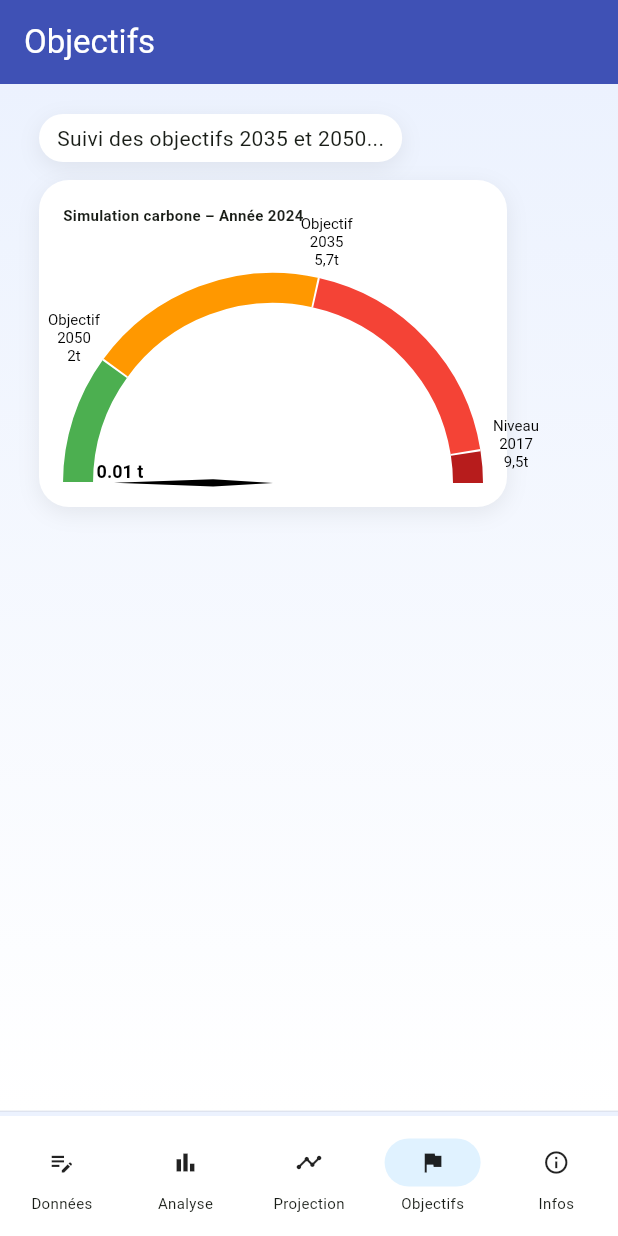
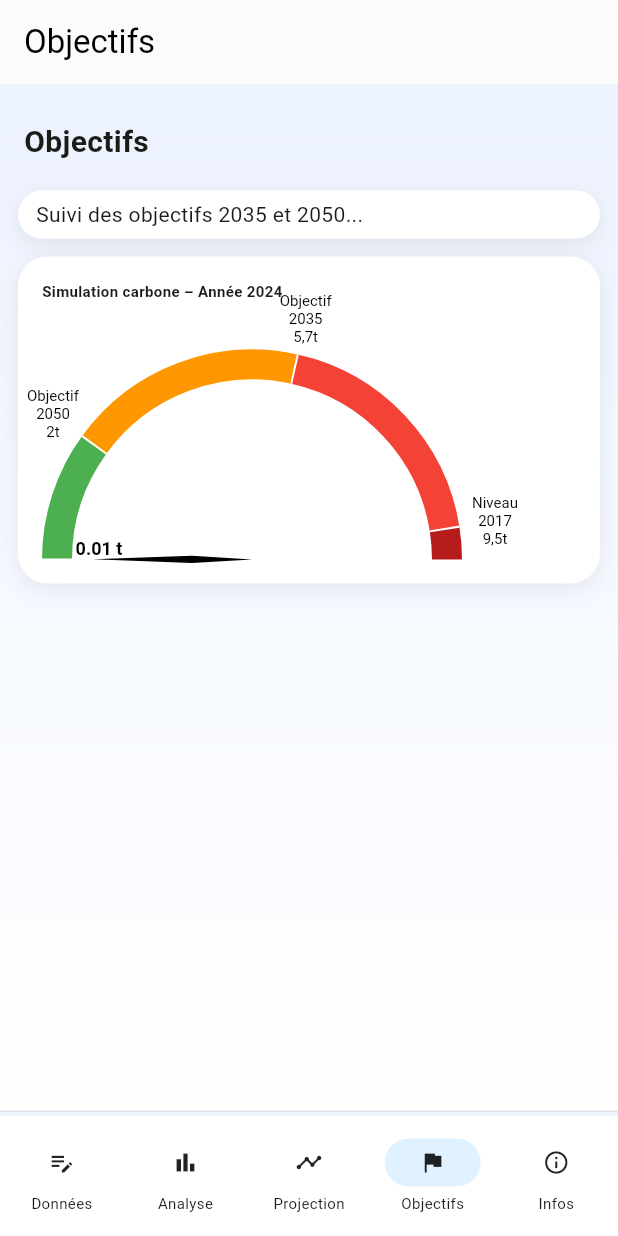
Before and after one commit to sebmenoury/biocarbon-api, a Flutter app: the screen it shows after launch, item 4 of the bottom bar chosen, on a phone screen of 412 x 824 dp. Run offline on Flutter 3.47's test engine with Material 3 defaults, Android fonts, the phone set to English and light mode, and no system bars; our stand-ins replace fl_chart; network calls fail.

Commit message:
✅ APassage en Poste

```diff
--- a/lib/ui/layout/base_screen.dart
+++ b/lib/ui/layout/base_screen.dart
@@ -16,25 +16,13 @@ class BaseScreen extends StatelessWidget {
 
   @override
   Widget build(BuildContext context) {
-    final Widget content;
-
-    if (child != null) {
-      content = child!;
-    } else if (children != null) {
-      content = Column(
-        crossAxisAlignment: CrossAxisAlignment.start,
-        children: children!,
-      );
-    } else {
-      content = const SizedBox.shrink();
-    }
-
     return Scaffold(
       appBar: AppBar(
-        title: Text(title),
+        backgroundColor: Colors.white,
+        elevation: 0.5,
+        title: Text(title, style: const TextStyle(color: Colors.black)),
+        iconTheme: const IconThemeData(color: Colors.black),
         actions: actions,
-        backgroundColor: Colors.indigo,
-        foregroundColor: Colors.white,
       ),
       body: Container(
         decoration: const BoxDecoration(
@@ -44,7 +32,23 @@ class BaseScreen extends StatelessWidget {
             colors: [Color(0xFFECF2FE), Colors.white],
           ),
         ),
-        child: ListView(padding: const EdgeInsets.all(14), children: [content]),
+        child: ListView(
+          padding: const EdgeInsets.symmetric(vertical: 24),
+          children: [
+            Padding(
+              padding: const EdgeInsets.symmetric(horizontal: 16),
+              child: Text(
+                title,
+                style: const TextStyle(
+                  fontSize: 20,
+                  fontWeight: FontWeight.bold,
+                ),
+              ),
+            ),
+            const SizedBox(height: 12),
+            if (children != null) ...children!,
+          ],
+        ),
       ),
     );
   }
```
